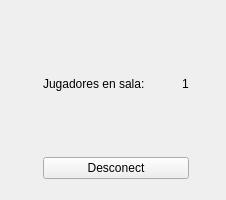
Old version of the form Escenario/GameWindow/waitRoom.ui in the repository fedefunes96/worms.
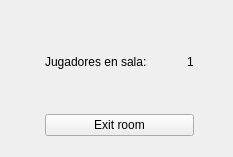
New version of the form.

What changed in the file:
```diff
--- a/Escenario/GameWindow/waitRoom.ui
+++ b/Escenario/GameWindow/waitRoom.ui
@@ -6,8 +6,8 @@
    <rect>
     <x>0</x>
     <y>0</y>
-    <width>226</width>
-    <height>200</height>
+    <width>233</width>
+    <height>157</height>
    </rect>
   </property>
   <property name="windowTitle">
@@ -99,7 +99,7 @@
      <item>
       <widget class="QPushButton" name="pushButton">
        <property name="text">
-        <string>Desconect</string>
+        <string>Exit room</string>
        </property>
       </widget>
      </item>
```
